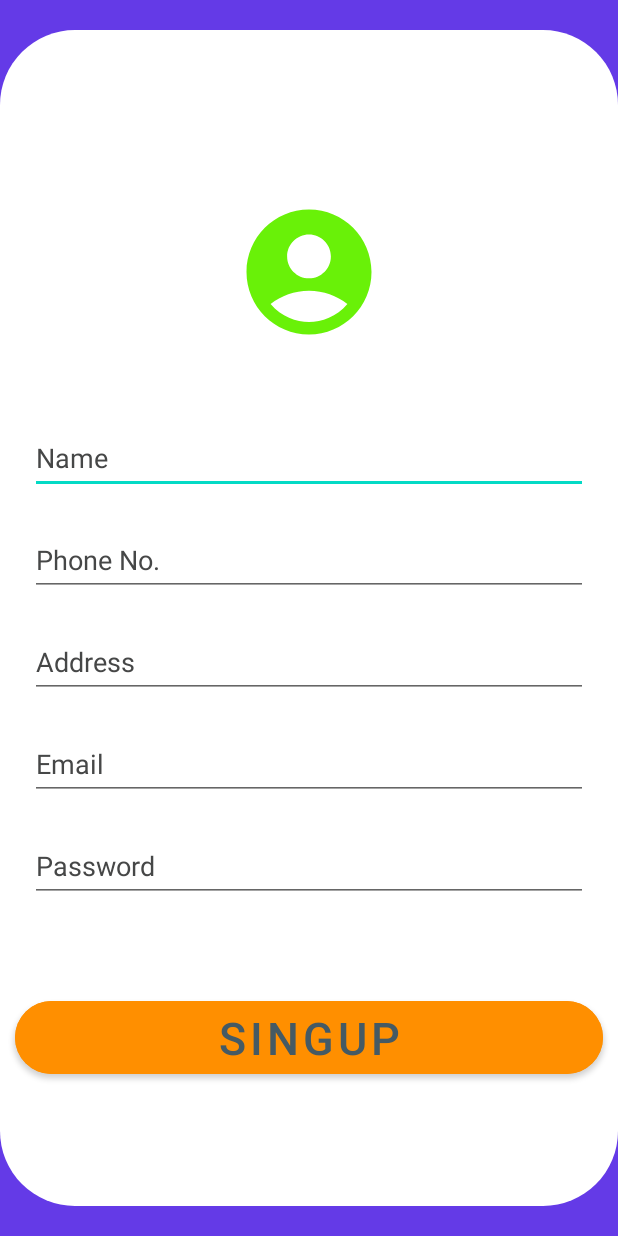
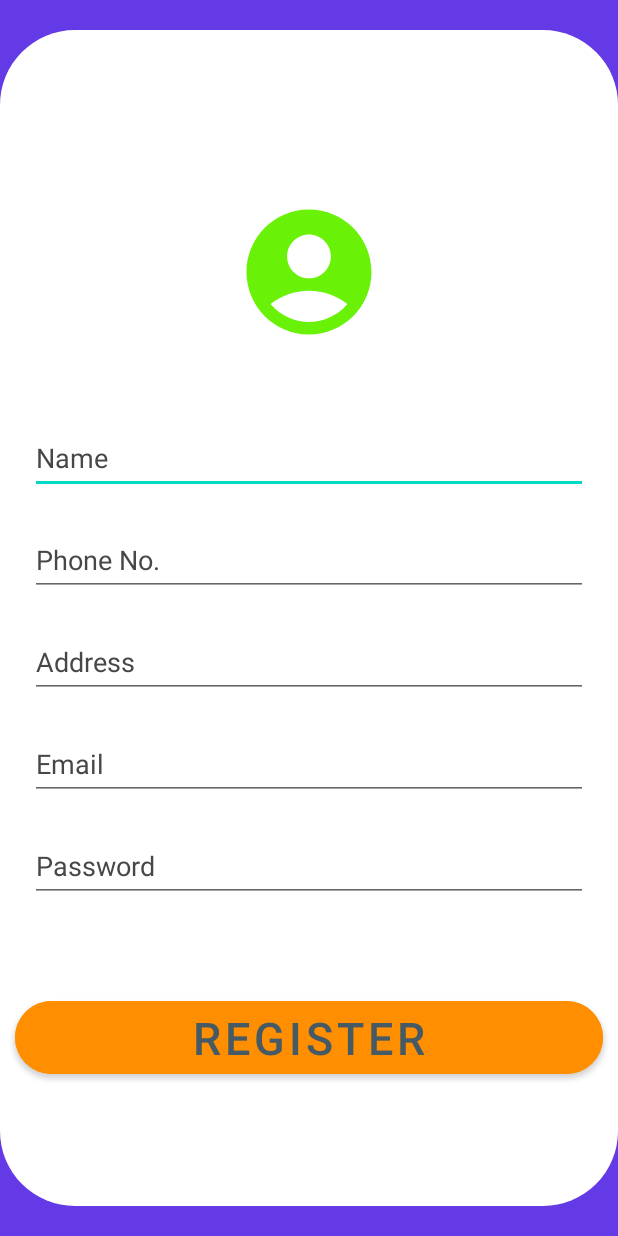
Before and after one commit to AnkushChauhan-10/Waste_Management, an Android app: the SingUpActivity screen opened directly, with no data from a screen before it, on a phone screen of 412 x 824 dp. Run offline under Robolectric (Android 15) with nearby library versions, the phone set to English and light mode, and no system bars; our stand-ins replace Firebase (no records; nobody signed in at launch, a user with empty details on screens opened directly).

```diff
--- a/app/src/main/java/com/example/wastemanagement/dashboard.kt
+++ b/app/src/main/java/com/example/wastemanagement/boardActivity.kt
@@ -3,9 +3,9 @@ package com.example.wastemanagement
 import androidx.appcompat.app.AppCompatActivity
 import android.os.Bundle
 
-class dashboard : AppCompatActivity() {
+class boardActivity : AppCompatActivity() {
     override fun onCreate(savedInstanceState: Bundle?) {
         super.onCreate(savedInstanceState)
-        setContentView(R.layout.activity_dashboard)
+        setContentView(R.layout.activity_board)
     }
 }
--- a/app/src/main/res/layout/activity_dashboard.xml
+++ b/app/src/main/res/layout/activity_board.xml
@@ -4,6 +4,6 @@
     xmlns:tools="http://schemas.android.com/tools"
     android:layout_width="match_parent"
     android:layout_height="match_parent"
-    tools:context=".dashboard">
+    tools:context=".boardActivity">
 
 </androidx.constraintlayout.widget.ConstraintLayout>
--- a/app/src/main/res/layout/activity_sing_in.xml
+++ b/app/src/main/res/layout/activity_sing_in.xml
@@ -38,7 +38,7 @@
             android:minHeight="48dp"
             android:autofillHints=""
             android:textColorHint="@color/custom_color_text_secondary"
-            android:inputType="textEmailAddress" />
+            android:inputType="text" />
 
         <EditText
             android:id="@+id/password"
--- a/app/src/main/res/layout/activity_sing_up.xml
+++ b/app/src/main/res/layout/activity_sing_up.xml
@@ -37,7 +37,7 @@
             android:minHeight="48dp"
             android:autofillHints=""
             android:textColorHint="@color/custom_color_text_secondary"
-            android:inputType="text" />
+            android:inputType="textPersonName" />
         <EditText
             android:id="@+id/phoneSingUp"
             android:layout_width="match_parent"
@@ -46,6 +46,7 @@
             android:layout_marginEnd="20dp"
             android:layout_marginTop="20dp"
             android:hint="@string/phone_no"
+            android:text=""
             android:textColor="@color/custom_color_text_primary"
             android:minHeight="48dp"
             android:autofillHints=""
@@ -76,7 +77,7 @@
             android:minHeight="48dp"
             android:autofillHints=""
             android:textColorHint="@color/custom_color_text_secondary"
-            android:inputType="textEmailAddress" />
+            android:inputType="text" />
         <EditText
             android:id="@+id/passwordSingUp"
             android:layout_width="match_parent"
@@ -92,7 +93,7 @@
             android:textColorHint="@color/custom_color_text_secondary" />
 
         <com.google.android.material.button.MaterialButton
-            android:id="@+id/sinInButton"
+            android:id="@+id/registerButton"
             android:layout_width="match_parent"
             android:layout_height="wrap_content"
             android:layout_marginStart="10dp"
--- a/app/src/main/res/values-night/themes.xml
+++ b/app/src/main/res/values-night/themes.xml
@@ -13,4 +13,8 @@
         <item name="android:statusBarColor" tools:targetApi="l">?attr/colorPrimaryVariant</item>
         <!-- Customize your theme here. -->
     </style>
+    <style name="ThemeOverlay.WasteManagement.FullscreenContainer" parent="">
+        <item name="fullscreenBackgroundColor">@color/light_blue_900</item>
+        <item name="fullscreenTextColor">@color/light_blue_A400</item>
+    </style>
 </resources>
--- a/app/src/main/res/values/colors.xml
+++ b/app/src/main/res/values/colors.xml
@@ -15,5 +15,10 @@
     <color name="custom_color_background">#FFFFFF</color>
     <color name="custom_color_text_primary">#060906</color>
     <color name="custom_color_text_secondary">#464747</color>
+    <color name="light_blue_600">#FF039BE5</color>
+    <color name="light_blue_900">#FF01579B</color>
+    <color name="light_blue_A200">#FF40C4FF</color>
+    <color name="light_blue_A400">#FF00B0FF</color>
+    <color name="black_overlay">#66000000</color>
 
 </resources>
--- a/app/src/main/res/values/strings.xml
+++ b/app/src/main/res/values/strings.xml
@@ -8,5 +8,8 @@
     <string name="name">Name</string>
     <string name="phone_no">Phone No.</string>
     <string name="address">Address</string>
-    <string name="singup">SingUp</string>
+    <string name="singup">Register</string>
+    <string name="title_activity_board">boardActivity</string>
+    <string name="dummy_button">Dummy Button</string>
+    <string name="dummy_content">DUMMY\nCONTENT</string>
 </resources>
--- /dev/null
+++ b/app/src/main/res/values/styles.xml
@@ -0,0 +1,10 @@
+<resources>
+    <style name="Widget.Theme.WasteManagement.ActionBar.Fullscreen" parent="Widget.AppCompat.ActionBar">
+        <item name="android:background">@color/black_overlay</item>
+    </style>
+
+    <style name="Widget.Theme.WasteManagement.ButtonBar.Fullscreen" parent="">
+        <item name="android:background">@color/black_overlay</item>
+        <item name="android:buttonBarStyle">?android:attr/buttonBarStyle</item>
+    </style>
+</resources>
--- a/app/src/main/res/values/themes.xml
+++ b/app/src/main/res/values/themes.xml
@@ -13,4 +13,16 @@
         <item name="android:statusBarColor" tools:targetApi="l">?attr/colorPrimaryVariant</item>
         <!-- Customize your theme here. -->
     </style>
+    <style name="Theme.WasteManagement.Fullscreen" parent="Theme.WasteManagement">
+        <item name="android:actionBarStyle">
+            @style/Widget.Theme.WasteManagement.ActionBar.Fullscreen
+        </item>
+        <item name="android:windowActionBarOverlay">true</item>
+        <item name="android:windowBackground">@null</item>
+    </style>
+
+    <style name="ThemeOverlay.WasteManagement.FullscreenContainer" parent="">
+        <item name="fullscreenBackgroundColor">@color/light_blue_600</item>
+        <item name="fullscreenTextColor">@color/light_blue_A200</item>
+    </style>
 </resources>
--- a/build.gradle
+++ b/build.gradle
@@ -1,4 +1,8 @@
-// Top-level build file where you can add configuration options common to all sub-projects/modules.
+buildscript {
+    dependencies {
+        classpath 'com.google.gms:google-services:4.3.0'
+    }
+}// Top-level build file where you can add configuration options common to all sub-projects/modules.
 plugins {
     id 'com.android.application' version '7.2.1' apply false
     id 'com.android.library' version '7.2.1' apply false
```
Also changed, not shown: app/build.gradle (+7 -0 lines), app/src/main/AndroidManifest.xml (+6 -3 lines), app/src/main/java/com/example/wastemanagement/SingInActivity.kt (+33 -0 lines), app/src/main/java/com/example/wastemanagement/SingUpActivity.kt (+39 -0 lines).
